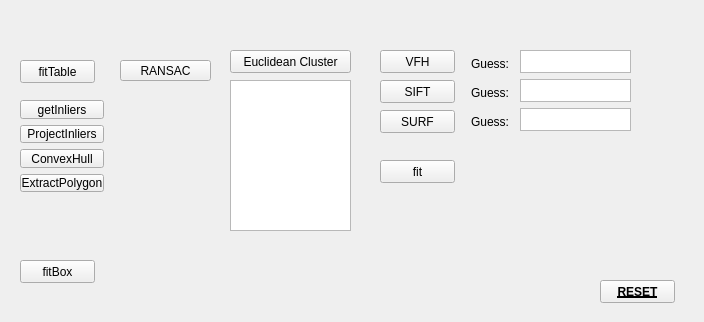
The window that components/objectDetectionTester/src/guiDlg.ui (robocomp/perception) describes before a commit, drawn with Qt 5.
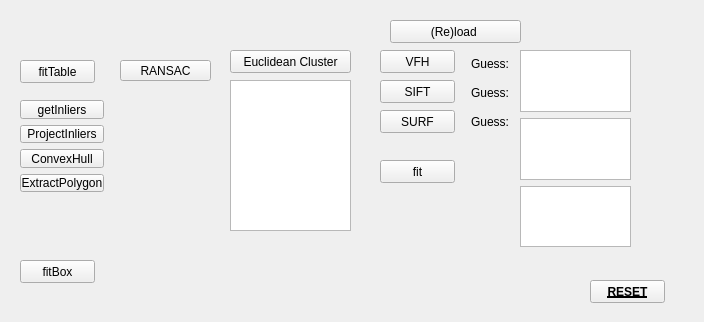
The same window after the commit.

What changed in the file:
```diff
--- a/components/objectDetectionTester/src/guiDlg.ui
+++ b/components/objectDetectionTester/src/guiDlg.ui
@@ -175,7 +175,7 @@
   <widget class="QPushButton" name="reset_button">
    <property name="geometry">
     <rect>
-     <x>600</x>
+     <x>590</x>
      <y>280</y>
      <width>75</width>
      <height>23</height>
@@ -192,7 +192,7 @@
     <string>RESET</string>
    </property>
   </widget>
-  <widget class="QWidget" name="">
+  <widget class="QWidget" name="layoutWidget">
    <property name="geometry">
     <rect>
      <x>471</x>
@@ -225,13 +225,13 @@
     </item>
    </layout>
   </widget>
-  <widget class="QWidget" name="">
+  <widget class="QWidget" name="layoutWidget">
    <property name="geometry">
     <rect>
      <x>520</x>
      <y>50</y>
      <width>111</width>
-     <height>81</height>
+     <height>197</height>
     </rect>
    </property>
    <layout class="QVBoxLayout" name="verticalLayout_2">
@@ -246,6 +246,19 @@
     </item>
    </layout>
   </widget>
+  <widget class="QPushButton" name="load_vfh_button">
+   <property name="geometry">
+    <rect>
+     <x>390</x>
+     <y>20</y>
+     <width>131</width>
+     <height>23</height>
+    </rect>
+   </property>
+   <property name="text">
+    <string>(Re)load </string>
+   </property>
+  </widget>
  </widget>
  <resources/>
  <connections/>
```
Left out of the diff: 2 changed lines with no effect on the pictures.
